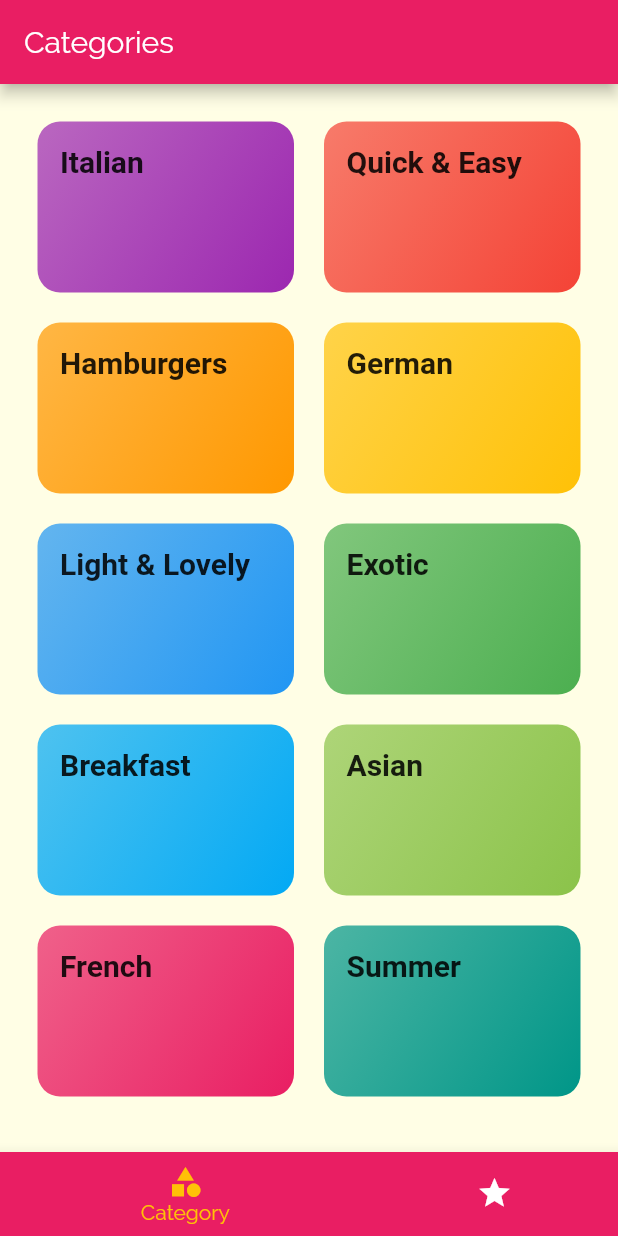
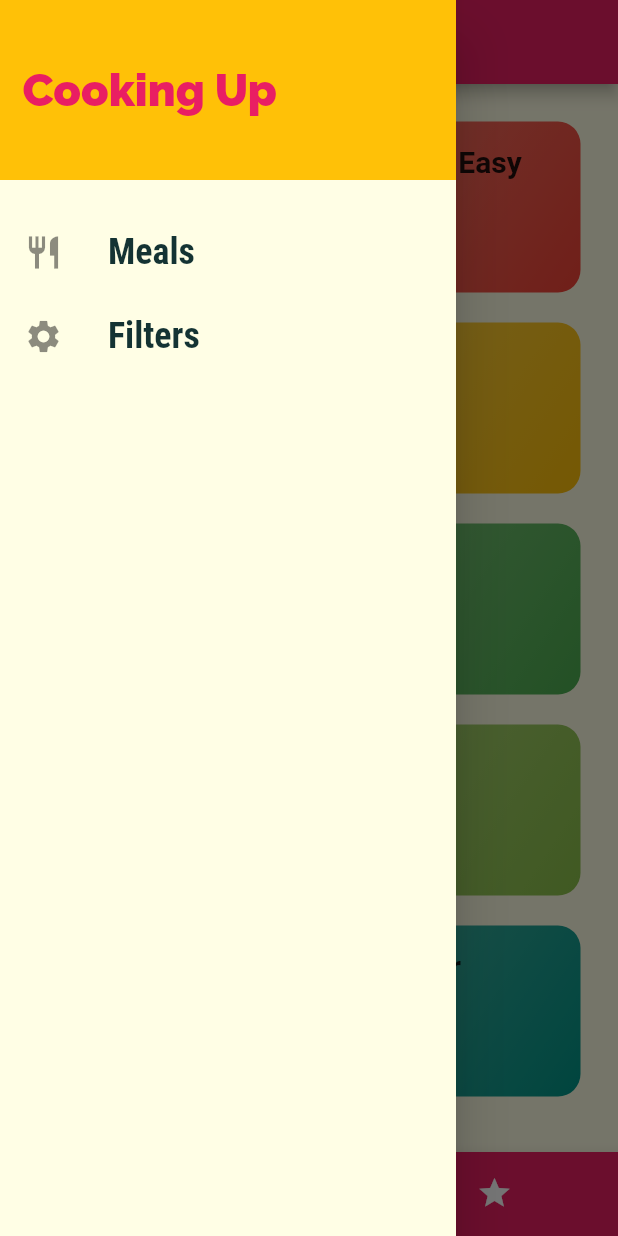
Before and after one commit to imrishuroy/Flutter-Meals-App, a Flutter app: the screen it shows after launch, with the side drawer open (before the commit the screen has no drawer), on a phone screen of 412 x 824 dp. Run offline on Flutter 3.47's test engine with Material 2 defaults, Android fonts, the phone set to English and light mode, and no system bars; Roboto replaces fonts that are missing (RobotCondensed).

Commit message:
Drawer Added

```diff
--- a/lib/main.dart
+++ b/lib/main.dart
@@ -1,9 +1,8 @@
 import 'package:flutter/material.dart';
-import 'package:flutter_meals_app/screens/tab_screen.dart';
+import './screens/filters_screen.dart';
+import './screens/tab_screen.dart';
 import './screens/meal_detail_screen.dart';
 import 'screens/category_meals_screen.dart';
-
-import 'screens/categories_screen.dart';
 
 void main() {
   runApp(MyApp());
@@ -43,6 +42,7 @@ class MyApp extends StatelessWidget {
         //  '/': (ctx) => CategoriesScreen(), // Home Route
         CategoryMealsScreen.routeName: (ctx) => CategoryMealsScreen(),
         MealDetailScreen.routeName: (ctx) => MealDetailScreen(),
+        FiltersScreen.routeName: (ctx) => FiltersScreen(),
       },
       onGenerateRoute: (settings) {
         return MaterialPageRoute(builder: (ctx) => CategoryMealsScreen());
--- /dev/null
+++ b/lib/screens/filters_screen.dart
@@ -0,0 +1,11 @@
+import 'package:flutter/material.dart';
+
+class FiltersScreen extends StatelessWidget {
+  static const routeName = '/filters';
+  @override
+  Widget build(BuildContext context) {
+    return Center(
+      child: Text('Filter'),
+    );
+  }
+}
--- a/lib/screens/tab_screen.dart
+++ b/lib/screens/tab_screen.dart
@@ -1,4 +1,5 @@
 import 'package:flutter/material.dart';
+import '../widgets/main_drawer.dart';
 import './categories_screen.dart';
 import './favourite_screen.dart';
 
@@ -33,6 +34,7 @@ class _TabsScreenState extends State<TabsScreen> {
       appBar: AppBar(
         title: Text(_pages[_selectedPageIndex]['title']),
       ),
+      drawer: MainDrawer(),
       body: _pages[_selectedPageIndex]['page'],
       bottomNavigationBar: BottomNavigationBar(
         onTap: _selectPage,
--- /dev/null
+++ b/lib/widgets/main_drawer.dart
@@ -0,0 +1,55 @@
+import 'package:flutter/material.dart';
+import '../screens/filters_screen.dart';
+
+class MainDrawer extends StatelessWidget {
+  Widget buildListTile(String title, IconData icon, Function tapHandler) {
+    return ListTile(
+      leading: Icon(
+        icon,
+        size: 26,
+      ),
+      title: Text(
+        title,
+        style: TextStyle(
+            fontFamily: 'RobotoCondensed',
+            fontSize: 24,
+            fontWeight: FontWeight.bold),
+      ),
+      onTap: tapHandler,
+    );
+  }
+
+  @override
+  Widget build(BuildContext context) {
+    return Drawer(
+      child: Column(
+        children: [
+          Container(
+            padding: EdgeInsets.all(15),
+            height: 120,
+            width: double.infinity,
+            alignment: Alignment.centerLeft,
+            color: Theme.of(context).accentColor,
+            child: Text(
+              'Cooking Up',
+              style: TextStyle(
+                fontWeight: FontWeight.w900,
+                fontSize: 30,
+                color: Theme.of(context).primaryColor,
+              ),
+            ),
+          ),
+          SizedBox(
+            height: 20,
+          ),
+          buildListTile('Meals', Icons.restaurant, () {
+            Navigator.of(context).pushNamed('/');
+          }),
+          buildListTile('Filters', Icons.settings, () {
+            Navigator.of(context).pushNamed(FiltersScreen.routeName);
+          }),
+        ],
+      ),
+    );
+  }
+}
```
